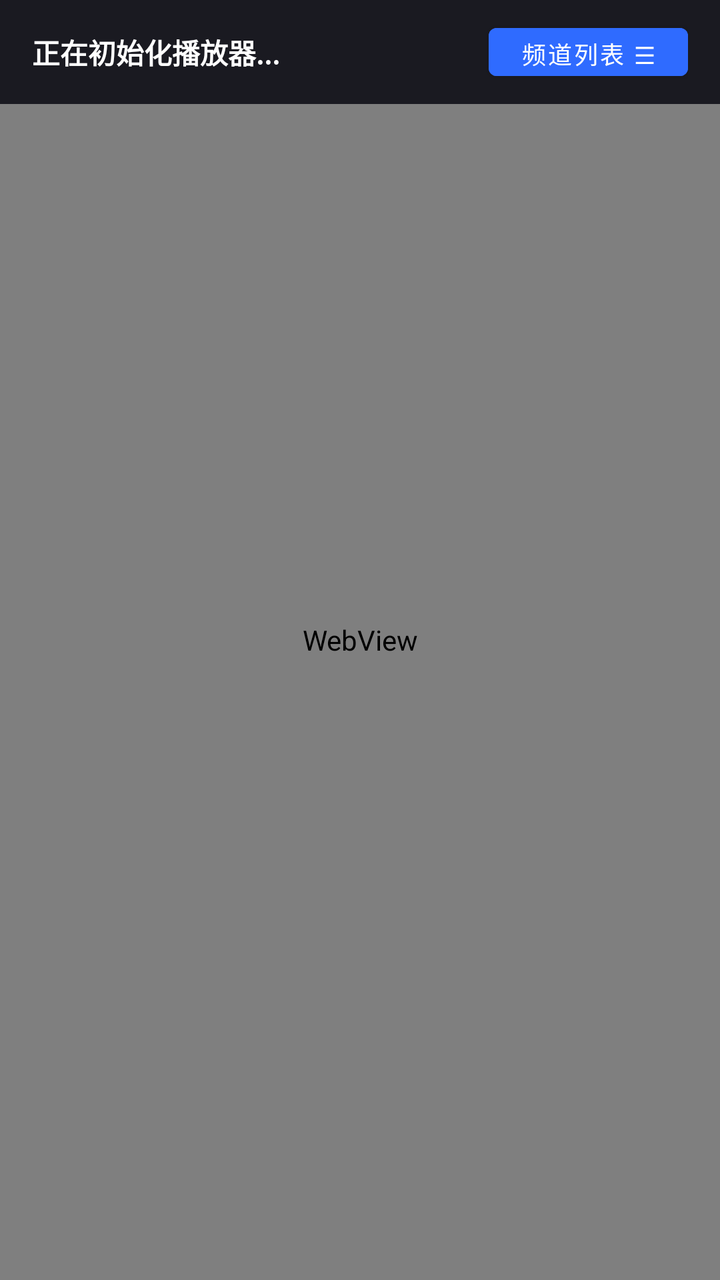
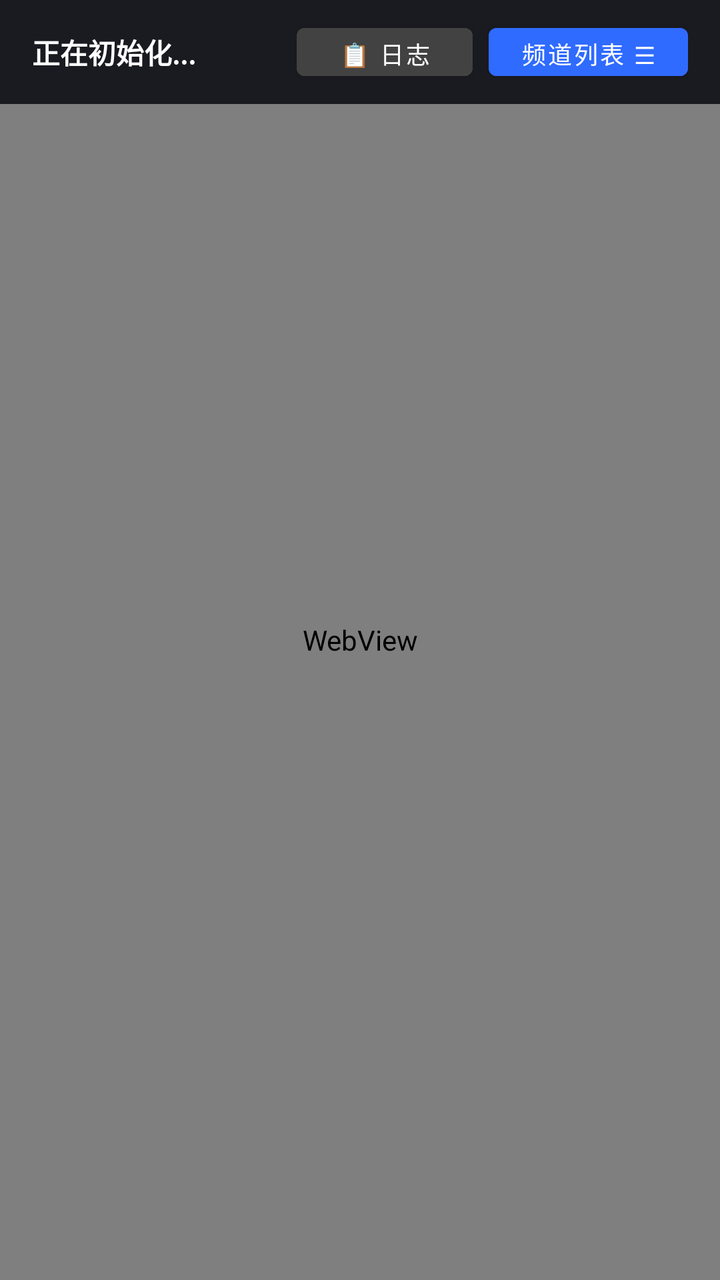

Two renders of the same Android screen: before a commit and after it. Below are the layout's source before the change and the commit's diff.
<!-- AndroidManifest.xml: application theme Theme.MaterialComponents.Light.NoActionBar -->
<!-- res/layout/activity_main.xml -->
<?xml version="1.0" encoding="utf-8"?>
<FrameLayout xmlns:android="http://schemas.android.com/apk/res/android"
    android:layout_width="match_parent"
    android:layout_height="match_parent"
    android:fitsSystemWindows="true"
    android:background="#000000">

    
    <WebView
        android:id="@+id/playerWebView"
        android:layout_width="match_parent"
        android:layout_height="match_parent" />

    
    <LinearLayout
        android:id="@+id/topBar"
        android:layout_width="match_parent"
        android:layout_height="wrap_content"
        android:background="#E6101018"
        android:gravity="center_vertical"
        android:orientation="horizontal"
        android:paddingStart="16dp"
        android:paddingTop="8dp"
        android:paddingEnd="16dp"
        android:paddingBottom="8dp">

        <TextView
            android:id="@+id/tvCurrentPlaying"
            android:layout_width="0dp"
            android:layout_height="wrap_content"
            android:layout_weight="1"
            android:singleLine="true"
            android:text="正在初始化播放器..."
            android:textColor="#FFFFFF"
            android:textSize="14sp"
            android:textStyle="bold" />

        <Button
            android:id="@+id/btnToggleDrawer"
            android:layout_width="wrap_content"
            android:layout_height="36dp"
            android:layout_marginStart="8dp"
            android:backgroundTint="#2F6BFF"
            android:focusable="true"
            android:text="频道列表 ☰"
            android:textColor="#FFFFFF"
            android:textSize="12sp" />
    </LinearLayout>

    
    <LinearLayout
        android:id="@+id/channelDrawer"
        android:layout_width="320dp"
        android:layout_height="match_parent"
        android:layout_gravity="start"
        android:background="#F21A1A2E"
        android:orientation="vertical"
        android:padding="14dp"
        android:visibility="gone">

        <TextView
            android:layout_width="wrap_content"
            android:layout_height="wrap_content"
            android:text="切换频道"
            android:textColor="#FFFFFF"
            android:textSize="17sp"
            android:textStyle="bold" />

        
        <LinearLayout
            android:layout_width="match_parent"
            android:layout_height="wrap_content"
            android:layout_marginTop="8dp"
            android:orientation="horizontal">

            <Button
                android:id="@+id/tabCctv"
                style="@style/Widget.MaterialComponents.Button.TextButton"
                android:layout_width="0dp"
                android:layout_height="wrap_content"
                android:layout_weight="1"
                android:text="央视"
                android:textColor="#2F6BFF" />

            <Button
                android:id="@+id/tabSatellite"
                style="@style/Widget.MaterialComponents.Button.TextButton"
                android:layout_width="0dp"
                android:layout_height="wrap_content"
                android:layout_weight="1"
                android:text="卫视"
                android:textColor="#888888" />

            <Button
                android:id="@+id/tabLocal"
                style="@style/Widget.MaterialComponents.Button.TextButton"
                android:layout_width="0dp"
                android:layout_height="wrap_content"
                android:layout_weight="1"
                android:text="湖北"
                android:textColor="#888888" />
        </LinearLayout>

        
        <androidx.recyclerview.widget.RecyclerView
            android:id="@+id/rvChannels"
            android:layout_width="match_parent"
            android:layout_height="0dp"
            android:layout_weight="1"
            android:paddingTop="8dp" />

        <TextView
            android:layout_width="match_parent"
            android:layout_height="wrap_content"
            android:layout_marginTop="8dp"
            android:text="本地中继: http://127.0.0.1:18888/live.m3u"
            android:textColor="#4CAF50"
            android:textSize="11sp" />
    </LinearLayout>

    
    <LinearLayout
        android:id="@+id/hiddenWebContainer"
        android:layout_width="1dp"
        android:layout_height="1dp"
        android:orientation="vertical"
        android:visibility="invisible" />
</FrameLayout>
<!-- resources referenced by this layout -->
<resources>

</resources>

<!-- the commit's change to res/layout/activity_main.xml (unified diff, before → after) -->
@@ -30,21 +30,99 @@
             android:layout_height="wrap_content"
             android:layout_weight="1"
             android:singleLine="true"
-            android:text="正在初始化播放器..."
+            android:text="正在初始化..."
             android:textColor="#FFFFFF"
             android:textSize="14sp"
             android:textStyle="bold" />
+
+        <Button
+            android:id="@+id/btnToggleLogs"
+            android:layout_width="wrap_content"
+            android:layout_height="36dp"
+            android:layout_marginEnd="8dp"
+            android:backgroundTint="#424242"
+            android:focusable="true"
+            android:text="📋 日志"
+            android:textColor="#FFFFFF"
+            android:textSize="12sp" />
 
         <Button
             android:id="@+id/btnToggleDrawer"
             android:layout_width="wrap_content"
             android:layout_height="36dp"
-            android:layout_marginStart="8dp"
             android:backgroundTint="#2F6BFF"
             android:focusable="true"
             android:text="频道列表 ☰"
             android:textColor="#FFFFFF"
             android:textSize="12sp" />
+    </LinearLayout>
+
+    
+    <LinearLayout
+        android:id="@+id/logOverlay"
+        android:layout_width="match_parent"
+        android:layout_height="260dp"
+        android:layout_gravity="bottom"
+        android:background="#CC000000"
+        android:orientation="vertical"
+        android:padding="10dp"
+        android:visibility="gone">
+
+        <LinearLayout
+            android:layout_width="match_parent"
+            android:layout_height="wrap_content"
+            android:orientation="horizontal">
+
+            <TextView
+                android:layout_width="0dp"
+                android:layout_height="wrap_content"
+                android:layout_weight="1"
+                android:text="实时运行与解密日志 (JS / Network):"
+                android:textColor="#00E676"
+                android:textSize="12sp"
+                android:textStyle="bold" />
+
+            <TextView
+                android:id="@+id/btnClearLogs"
+                android:layout_width="wrap_content"
+                android:layout_height="wrap_content"
+                android:clickable="true"
+                android:focusable="true"
+                android:padding="4dp"
+                android:text="清空"
+                android:textColor="#FF5252"
+                android:textSize="12sp" />
+
+            <TextView
+                android:id="@+id/btnCloseLogs"
+                android:layout_width="wrap_content"
+                android:layout_height="wrap_content"
+                android:layout_marginStart="12dp"
+                android:clickable="true"
+                android:focusable="true"
+                android:padding="4dp"
+                android:text="关闭 ✕"
+                android:textColor="#FFFFFF"
+                android:textSize="12sp" />
+        </LinearLayout>
+
+        <ScrollView
+            android:id="@+id/logScrollView"
+            android:layout_width="match_parent"
+            android:layout_height="0dp"
+            android:layout_marginTop="6dp"
+            android:layout_weight="1">
+
+            <TextView
+                android:id="@+id/tvConsoleLogs"
+                android:layout_width="match_parent"
+                android:layout_height="wrap_content"
+                android:fontFamily="monospace"
+                android:text="日志监听已就绪..."
+                android:textColor="#A7FFEB"
+                android:textIsSelectable="true"
+                android:textSize="11sp" />
+        </ScrollView>
     </LinearLayout>
 
     
@@ -66,7 +144,6 @@
             android:textSize="17sp"
             android:textStyle="bold" />
 
-        
         <LinearLayout
             android:layout_width="match_parent"
             android:layout_height="wrap_content"
@@ -101,7 +178,6 @@
                 android:textColor="#888888" />
         </LinearLayout>
 
-        
         <androidx.recyclerview.widget.RecyclerView
             android:id="@+id/rvChannels"
             android:layout_width="match_parent"
@@ -118,7 +194,6 @@
             android:textSize="11sp" />
     </LinearLayout>
 
-    
     <LinearLayout
         android:id="@+id/hiddenWebContainer"
         android:layout_width="1dp"
